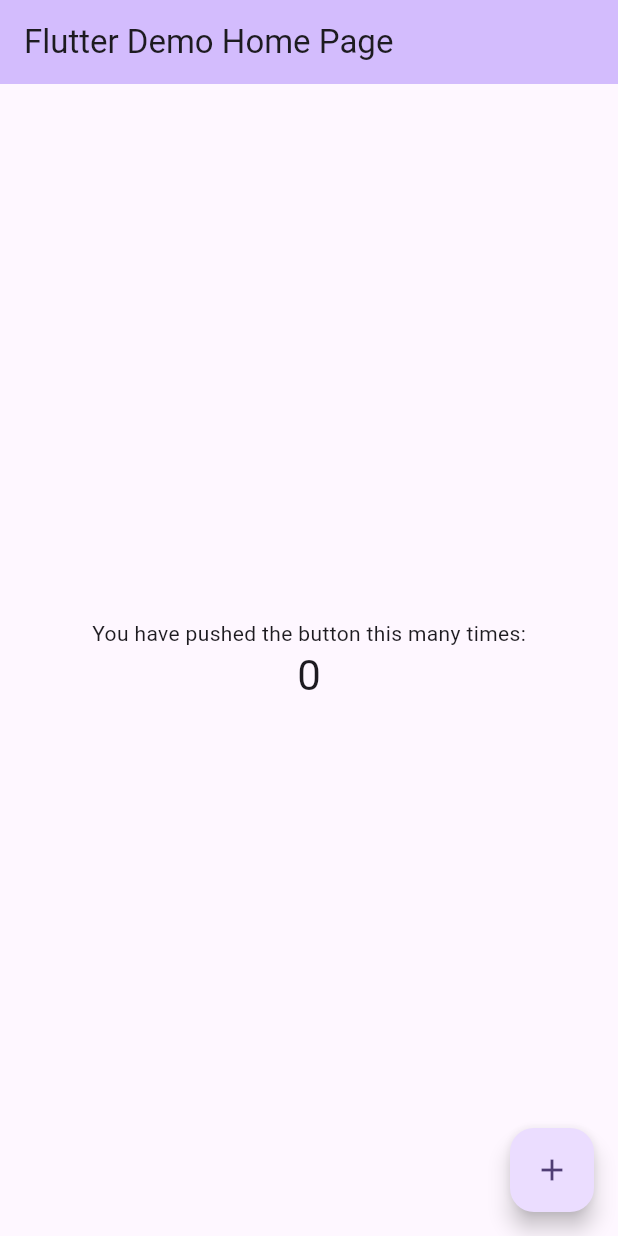
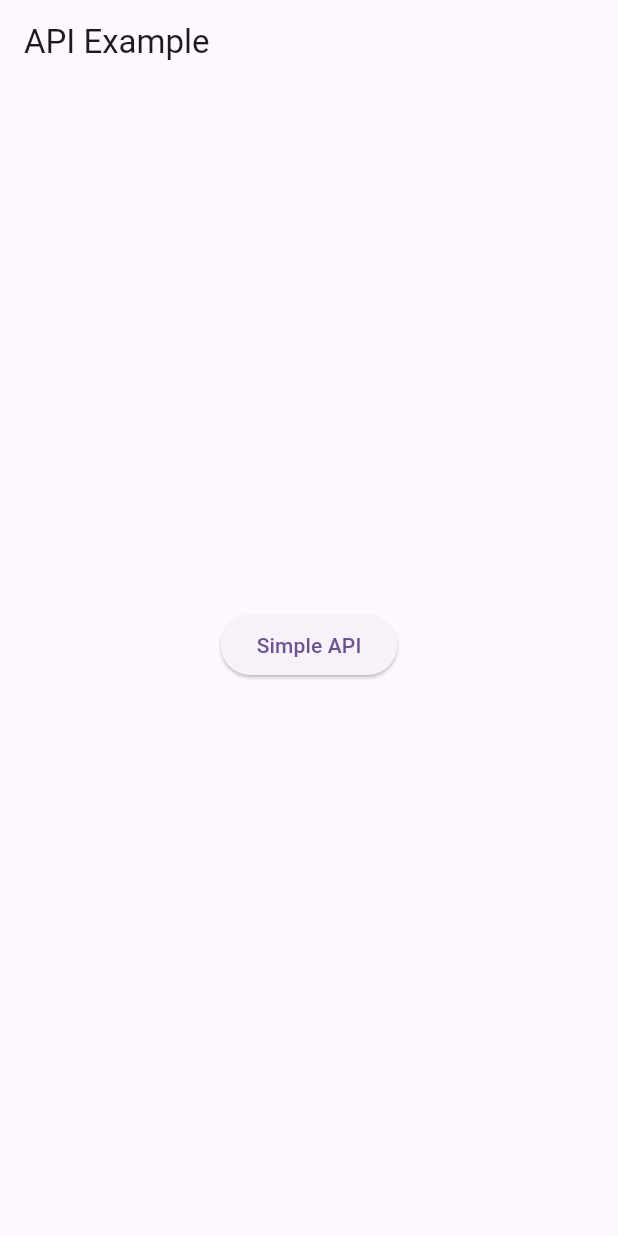
Before and after one commit to adancondori/flutter_tutorial, a Flutter app: the screen it shows after launch, on a phone screen of 412 x 824 dp. Run offline on Flutter 3.47's test engine with Material 2 defaults, Android fonts, the phone set to English and light mode, and no system bars; our stand-ins replace flutter_map, google_maps_flutter, latlong2.

Commit message:
example maps

```diff
--- a/lib/Home.dart
+++ b/lib/Home.dart
@@ -1,4 +1,8 @@
 import 'package:flutter/material.dart';
+import 'package:flutter_tutorial/GoogleMapScreen.dart';
+import 'package:flutter_tutorial/MapScreen.dart';
+import 'package:http/http.dart' as http;
+import 'dart:convert' as convert;
 
 class MyHomePage extends StatefulWidget {
   const MyHomePage({super.key, required this.title});
@@ -10,40 +14,34 @@ class MyHomePage extends StatefulWidget {
 }
 
 class _MyHomePageState extends State<MyHomePage> {
-  int _counter = 0;
+  List<dynamic> data = [];
 
-  void _incrementCounter() {
-    setState(() {
-      _counter++;
-    });
+  void goMap() {
+    Navigator.push(
+      context,
+      //MaterialPageRoute(builder: (context) => MapScreen()),
+      MaterialPageRoute(builder: (context) => GoogleMapScreen()),
+    );
   }
 
   @override
   Widget build(BuildContext context) {
     return Scaffold(
       appBar: AppBar(
-        backgroundColor: Theme.of(context).colorScheme.inversePrimary,
-        title: Text(widget.title),
+        title: const Text('API Example'),
       ),
       body: Center(
         child: Column(
           mainAxisAlignment: MainAxisAlignment.center,
           children: <Widget>[
-            const Text(
-              'You have pushed the button this many times:',
+            ElevatedButton(
+              onPressed: goMap,
+              child: const Text('Simple API'),
             ),
-            Text(
-              '$_counter',
-              style: Theme.of(context).textTheme.headlineMedium,
-            ),
+            const SizedBox(height: 20),
           ],
         ),
       ),
-      floatingActionButton: FloatingActionButton(
-        onPressed: _incrementCounter,
-        tooltip: 'Increment',
-        child: const Icon(Icons.add),
-      ), // This trailing comma makes auto-formatting nicer for build methods.
     );
   }
 }
--- a/pubspec.yaml
+++ b/pubspec.yaml
@@ -34,6 +34,11 @@ dependencies:
   # The following adds the Cupertino Icons font to your application.
   # Use with the CupertinoIcons class for iOS style icons.
   cupertino_icons: ^1.0.2
+  #google_maps_flutter: ^2.5.0
+  flutter_map: ^6.0.0
+  http: ^1.1.0
+  json_serializable: ^6.7.1
+  google_maps_flutter: ^2.5.0
 
 dev_dependencies:
   flutter_test:
@@ -45,6 +50,7 @@ dev_dependencies:
   # package. See that file for information about deactivating specific lint
   # rules and activating additional ones.
   flutter_lints: ^2.0.0
+  build_runner: ^2.4.6
 
 # For information on the generic Dart part of this file, see the
 # following page: https://dart.dev/tools/pub/pubspec
```
Also changed, not shown: lib/GoogleMapScreen.dart (added, +33 -0 lines), lib/MapScreen.dart (added, +31 -0 lines), lib/src/locations.dart (added), pubspec.lock, 10 other files.
